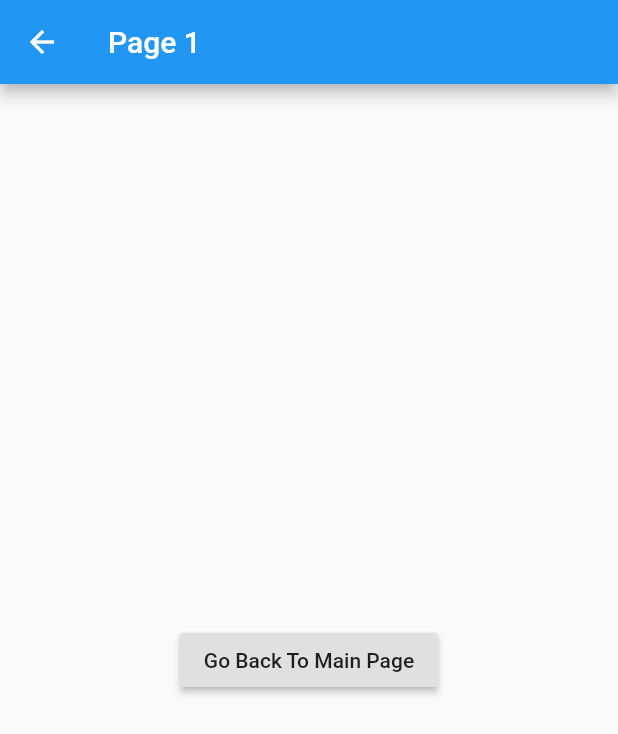
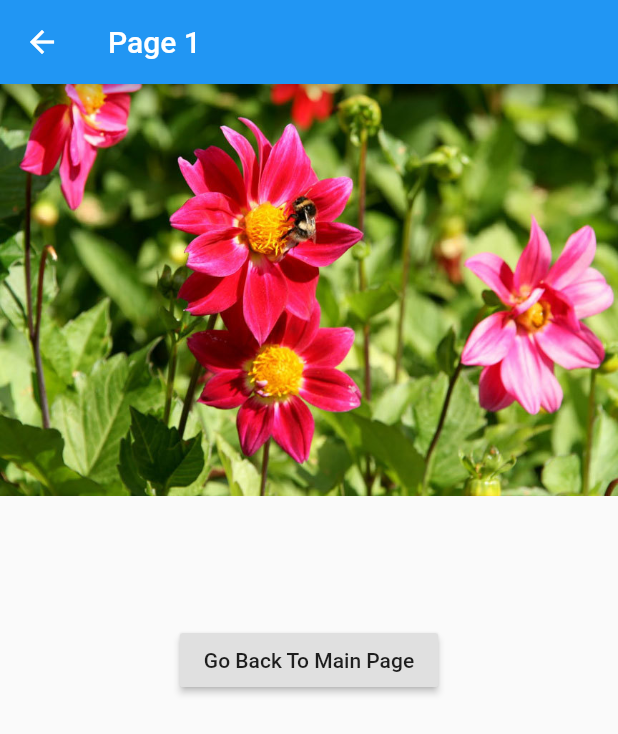
Before and after one commit to epiczain1234/MothersDayApp, a Flutter app: the Page1 screen opened by its route, on a phone screen of 412 x 824 dp. Shown: the top 734 px of the screen. Run offline on Flutter 3.47's test engine with Material 2 defaults, Android fonts, the phone set to English and light mode, and no system bars; our stand-ins replace video_player.

Commit message:
Save, we Have a single image working on page one

```diff
--- /dev/null
+++ b/lib/image.dart
@@ -0,0 +1,12 @@
+import 'package:flutter/material.dart';
+
+class ImageforUse extends StatelessWidget{
+  @override
+  Widget build (BuildContext context){
+    AssetImage assetImage = AssetImage("videos/sample.jpg");
+    Image image = Image(
+      image: assetImage,
+    );
+    return Container(child: image);
+  }
+}
--- a/lib/pageOne.dart
+++ b/lib/pageOne.dart
@@ -1,4 +1,5 @@
 import 'package:flutter/material.dart';
+import 'package:videotest/image.dart';
 
 class Page1 extends StatelessWidget{
   @override
@@ -7,14 +8,21 @@ class Page1 extends StatelessWidget{
       appBar: AppBar(
         title: Text('Page 1')
       ),
-      body: Center(
-        child: RaisedButton(
-        onPressed: (){
-          Navigator.pop(context);
+      body: Stack(
+        children: <Widget>[
+          Center(
+            child: RaisedButton(
+             onPressed: (){
+            Navigator.pop(context);
             },
             child: Text('Go Back To Main Page')
           )
-        )
+        ),
+        ImageforUse(),
+
+        ],
+      ),
+
       );
   }
 }
--- a/pubspec.yaml
+++ b/pubspec.yaml
@@ -45,6 +45,7 @@ flutter:
   # To add assets to your application, add an assets section, like this:
   assets:
    - videos/drops.mp4
+   - videos/sample.jpg
 
   # An image asset can refer to one or more resolution-specific "variants", see
   # https://flutter.dev/assets-and-images/#resolution-aware.
```
Also changed, not shown: videos/sample.jpg (added).
